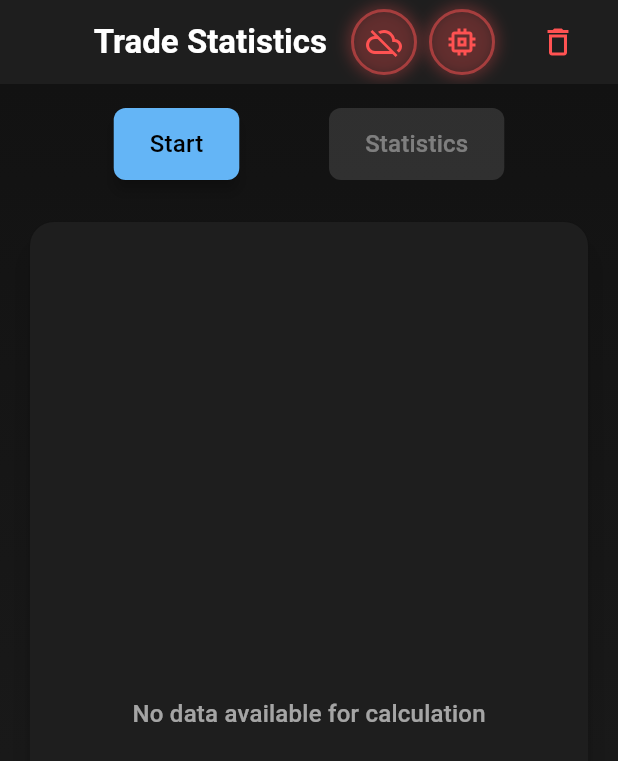
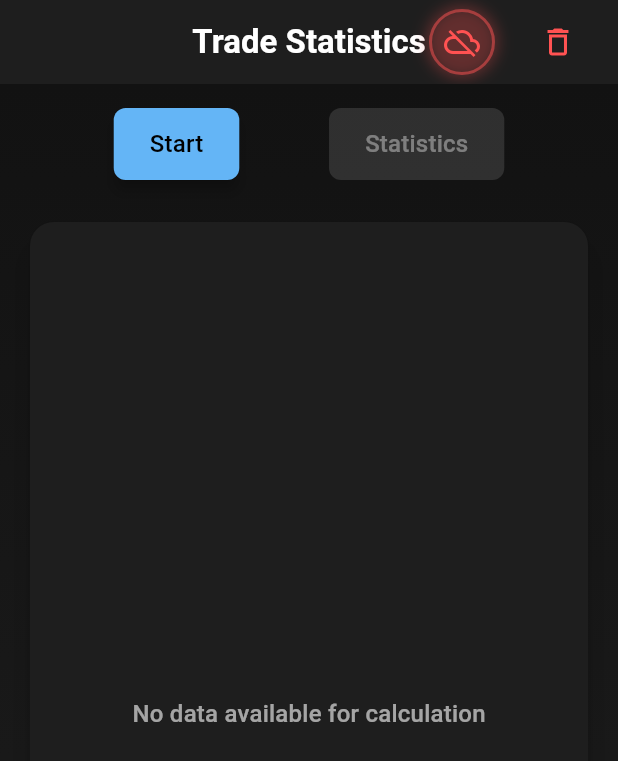
Before and after one commit to dsvsergey/stock_market_quotes, a Flutter app: the screen it shows after launch, on a phone screen of 412 x 824 dp. Shown: the top 761 px of the screen. Run offline on Flutter 3.47's test engine with Material 3 defaults, Android fonts, the light colour scheme and no system bars; our stand-ins replace dartz, flutter_riverpod, isar; accounts and stored records are empty; generated files the repository leaves out were written again.

Commit message:
Refactor HomeScreen and StatisticsTable for improved UI and functionality
- Removed unused imports and cleaned up the HomeScreen layout for better readability.
- Introduced StartStopButton and StatisticsButton components to streamline action handling.
- Enhanced StatisticsTable styling and layout for improved data presentation.
- Updated connection state handling in HomeScreen to provide better user feedback.
- Optimized the handling of statistics display and loading states.

```diff
--- a/lib/services/statistics_service.dart
+++ b/lib/services/statistics_service.dart
@@ -4,7 +4,6 @@ import 'package:dartz/dartz.dart';
 
 import '../l10n/app_localizations.dart';
 import '../models/statistics.dart';
-import '../models/online_statistics.dart';
 import 'database_service.dart';
 import 'websocket_service.dart';
 
--- a/lib/views/home_screen.dart
+++ b/lib/views/home_screen.dart
@@ -20,9 +20,7 @@ class HomeScreen extends ConsumerWidget {
     final l10n = AppLocalizations.of(context);
     final theme = Theme.of(context);
     final connectionState = ref.watch(connectionStateProvider);
-    final isIsolateRunning = ref.watch(websocketIsolateProvider).value ?? false;
     ref.watch(lastQuotesProvider(100));
-    final isCalculating = ref.watch(statisticsProvider).isLoading;
 
     final connectionColor = _getConnectionColor(connectionState);
     final connectionIcon = _getConnectionIcon(connectionState);
@@ -40,12 +38,6 @@ class HomeScreen extends ConsumerWidget {
           _buildStatusIcon(
             icon: connectionIcon,
             color: connectionColor,
-            theme: theme,
-          ),
-          const SizedBox(width: 8),
-          _buildStatusIcon(
-            icon: isIsolateRunning ? Icons.memory : Icons.memory_outlined,
-            color: isIsolateRunning ? Colors.greenAccent : Colors.redAccent,
             theme: theme,
           ),
           const SizedBox(width: 18),
@@ -89,62 +81,11 @@ class HomeScreen extends ConsumerWidget {
           padding: const EdgeInsets.all(16.0),
           child: Column(
             children: [
-              Row(
+              const Row(
                 mainAxisAlignment: MainAxisAlignment.spaceEvenly,
                 children: [
-                  _buildActionButton(
-                    context: context,
-                    label: connectionState == WebSocketState.disconnected
-                        ? l10n.start
-                        : l10n.stop,
-                    isEnabled: !isCalculating,
-                    onPressed: () async {
-                      if (connectionState == WebSocketState.disconnected) {
-                        ref.read(connectionStateProvider.notifier).state =
-                            WebSocketState.connecting;
-                        final websocketService =
-                            ref.read(websocketServiceProvider);
-                        final result = await websocketService.connect();
-                        result.fold(
-                          (failure) {
-                            ScaffoldMessenger.of(context).showSnackBar(
-                              SnackBar(
-                                content: Text(failure.message),
-                                backgroundColor: theme.colorScheme.error,
-                              ),
-                            );
-                            ref.read(connectionStateProvider.notifier).state =
-                                WebSocketState.disconnected;
-                          },
-                          (_) {
-                            ref.read(connectionStateProvider.notifier).state =
-                                WebSocketState.receiving;
-                            if (ref.read(startTimeProvider) == null) {
-                              ref.read(startTimeProvider.notifier).state =
-                                  DateTime.now();
-                            }
-                          },
-                        );
-                      } else {
-                        final websocketService =
-                            ref.read(websocketServiceProvider);
-                        await websocketService.disconnect();
-                        ref.read(connectionStateProvider.notifier).state =
-                            WebSocketState.disconnected;
-                      }
-                    },
-                  ),
-                  _buildActionButton(
-                    context: context,
-                    label: l10n.statistics,
-                    isEnabled:
-                        ref.read(startTimeProvider) != null && !isCalculating,
-                    isLoading: isCalculating,
-                    onPressed: () async {
-                      ref.read(statisticsUpdateProvider.notifier).state++;
-                      await ref.read(statisticsProvider.future);
-                    },
-                  ),
+                  StartStopButton(),
+                  StatisticsButton(),
                 ],
               ),
               const SizedBox(height: 24),
@@ -156,32 +97,48 @@ class HomeScreen extends ConsumerWidget {
                   ),
                   child: Padding(
                     padding: const EdgeInsets.all(16.0),
-                    child: ref.watch(statisticsProvider).when(
+                    child: ProviderScope(
+                      child: Consumer(
+                        builder: (context, ref, child) {
+                          final statisticsAsync = ref.watch(statisticsProvider);
+                          return AnimatedSwitcher(
+                            duration: const Duration(milliseconds: 300),
+                            child: statisticsAsync.when(
                               data: (statistics) => statistics != null
-                              ? StatisticsTable(
+                                  ? Padding(
+                                      key: ValueKey(
+                                          'statistics_${statistics.calculatedAt.millisecondsSinceEpoch}'),
+                                      padding: const EdgeInsets.all(16.0),
+                                      child: StatisticsTable(
                                         statistics: statistics,
                                         l10n: l10n,
+                                      ),
                                     )
                                   : Center(
+                                      key: const ValueKey('no_data'),
                                       child: Text(
                                         l10n.noDataError,
-                                    style:
-                                        theme.textTheme.titleMedium?.copyWith(
+                                        style: theme.textTheme.titleMedium
+                                            ?.copyWith(
                                           color: theme.colorScheme.onSurface
                                               .withOpacity(0.6),
                                         ),
                                       ),
                                     ),
-                          loading: () => const Center(
-                            child: CircularProgressIndicator(),
-                          ),
+                              loading: () => const SizedBox.shrink(
+                                  key: ValueKey('loading')),
                               error: (error, stack) => Center(
+                                key: ValueKey('error_$error'),
                                 child: Text(
                                   '${l10n.error}: $error',
                                   style: theme.textTheme.titleMedium?.copyWith(
                                     color: theme.colorScheme.error,
                                   ),
                                 ),
+                              ),
+                            ),
+                          );
+                        },
                       ),
                     ),
                   ),
@@ -244,13 +201,85 @@ class HomeScreen extends ConsumerWidget {
         return Icons.cloud_done;
     }
   }
+}
+
+class StartStopButton extends ConsumerWidget {
+  const StartStopButton({super.key});
+
+  @override
+  Widget build(BuildContext context, WidgetRef ref) {
+    final l10n = AppLocalizations.of(context);
+    final theme = Theme.of(context);
+    final connectionState = ref.watch(connectionStateProvider);
+
+    return _buildActionButton(
+      context: context,
+      label: connectionState == WebSocketState.disconnected
+          ? l10n.start
+          : l10n.stop,
+      isEnabled: true,
+      onPressed: () async {
+        if (connectionState == WebSocketState.disconnected) {
+          ref.read(connectionStateProvider.notifier).state =
+              WebSocketState.connecting;
+          final websocketService = ref.read(websocketServiceProvider);
+          final result = await websocketService.connect();
+          result.fold(
+            (failure) {
+              ScaffoldMessenger.of(context).showSnackBar(
+                SnackBar(
+                  content: Text(failure.message),
+                  backgroundColor: theme.colorScheme.error,
+                ),
+              );
+              ref.read(connectionStateProvider.notifier).state =
+                  WebSocketState.disconnected;
+            },
+            (_) {
+              ref.read(connectionStateProvider.notifier).state =
+                  WebSocketState.receiving;
+              if (ref.read(startTimeProvider) == null) {
+                ref.read(startTimeProvider.notifier).state = DateTime.now();
+              }
+            },
+          );
+        } else {
+          final websocketService = ref.read(websocketServiceProvider);
+          await websocketService.disconnect();
+          ref.read(connectionStateProvider.notifier).state =
+              WebSocketState.disconnected;
+        }
+      },
+    );
+  }
+}
+
+class StatisticsButton extends ConsumerWidget {
+  const StatisticsButton({super.key});
+
+  @override
+  Widget build(BuildContext context, WidgetRef ref) {
+    final l10n = AppLocalizations.of(context);
+    final startTime = ref.watch(startTimeProvider);
+    final isCalculating =
+        ref.watch(statisticsProvider.select((value) => value.isLoading));
+
+    return _buildActionButton(
+      context: context,
+      label: l10n.statistics,
+      isEnabled: startTime != null && !isCalculating,
+      onPressed: () {
+        ref.read(statisticsUpdateProvider.notifier).state++;
+      },
+    );
+  }
+}
 
 Widget _buildActionButton({
   required BuildContext context,
   required String label,
   required bool isEnabled,
   required VoidCallback onPressed,
-    bool isLoading = false,
 }) {
   final theme = Theme.of(context);
   return SizedBox(
@@ -260,24 +289,11 @@ class HomeScreen extends ConsumerWidget {
       style: ElevatedButton.styleFrom(
         backgroundColor: theme.colorScheme.primary,
         foregroundColor: theme.colorScheme.onPrimary,
-          disabledBackgroundColor:
-              theme.colorScheme.onSurface.withOpacity(0.12),
-          disabledForegroundColor:
-              theme.colorScheme.onSurface.withOpacity(0.38),
+        disabledBackgroundColor: theme.colorScheme.onSurface.withOpacity(0.12),
+        disabledForegroundColor: theme.colorScheme.onSurface.withOpacity(0.38),
         elevation: isEnabled ? 4 : 0,
       ),
-        child: isLoading
-            ? SizedBox(
-                width: 24,
-                height: 24,
-                child: CircularProgressIndicator(
-                  strokeWidth: 2,
-                  valueColor: AlwaysStoppedAnimation<Color>(
-                    theme.colorScheme.onPrimary,
-                  ),
-                ),
-              )
-            : Text(
+      child: Text(
         label,
         style: theme.textTheme.titleMedium?.copyWith(
           color: isEnabled
@@ -289,4 +305,3 @@ class HomeScreen extends ConsumerWidget {
     ),
   );
 }
-}
```
Also changed, not shown: lib/views/statistics_table.dart (+21 -29 lines). Lines whose indentation alone changed are shown as unchanged.
